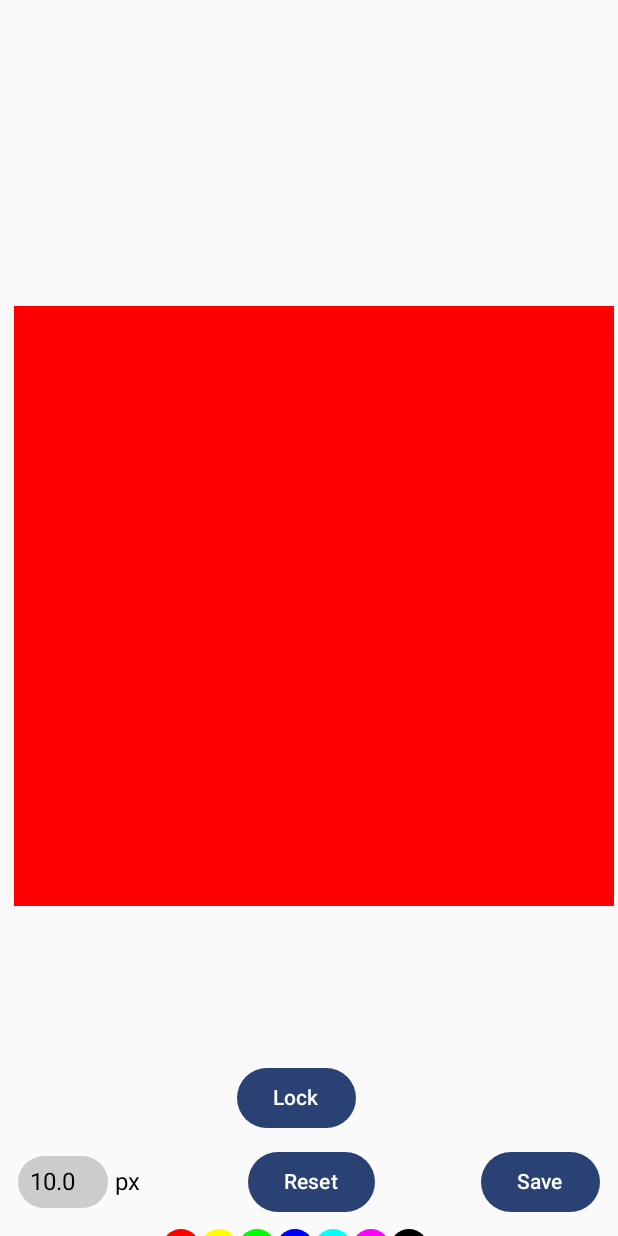
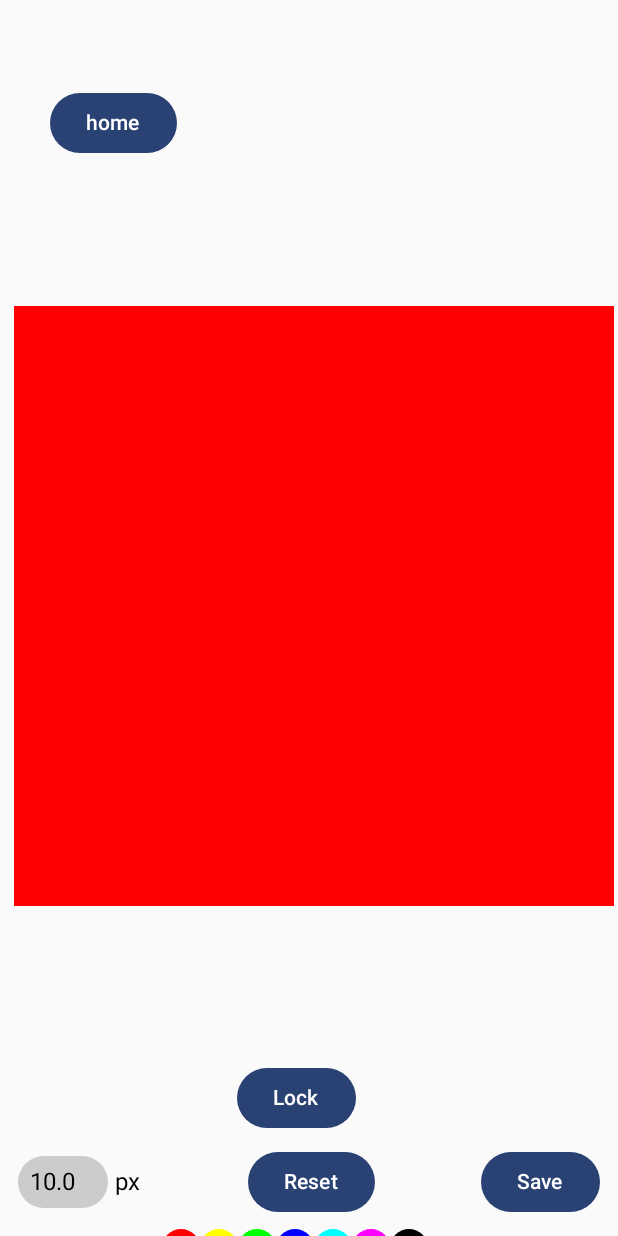
Before and after one commit to wjb035/403-project, an Android app built with Jetpack Compose: the screen it shows after launch (MainActivity), after a tap on "Press here to go to the whiteboard", on a phone screen of 412 x 824 dp. Run offline under Robolectric (Android 15) with nearby library versions, the phone set to English and light mode, and no system bars.

Commit message:
Update MainActivity.kt

```diff
--- a/app/src/main/java/com/example/whiteboardsim/MainActivity.kt
+++ b/app/src/main/java/com/example/whiteboardsim/MainActivity.kt
@@ -76,17 +76,21 @@ class MainActivity : ComponentActivity() {
 
         setContent {
             WhiteboardSimTheme {
+                    // Creates a navController for switching between views. You start
+                    // off in the home menu.
                     val navController = rememberNavController()
                     NavHost(
                         navController = navController,
                         startDestination = "home",
                         modifier = Modifier.padding(4.dp)
                     ){
+                        // All the different routes. Each one is given a reference
+                        // to the nav controller so you can navigate between areas.
                         composable(route = "home"){
                             home(navCon=navController)
                         }
                         composable(route="whiteboard"){
-                            whiteboard()
+                            whiteboard(navCon=navController)
                         }
                     }
 
@@ -97,11 +101,13 @@ class MainActivity : ComponentActivity() {
 
 @Composable
 fun home(navCon: NavController){
-
+    // Beneath all the flavor text (modifier things), it's just a simple white screen
+    // with a button to go to the whiteboard. The idea is that this will be updated with more and more-
+    // this is just so we can navigate for now.
     Box(modifier=Modifier.fillMaxSize()){
         Column(modifier = Modifier
             .fillMaxWidth()
-            .offset(x = 150.dp, y = 350.dp)){
+            .offset(x = 100.dp, y = 350.dp)){
             Row(
                 Modifier.fillMaxWidth()
                     .padding(4.dp),
@@ -121,16 +127,17 @@ fun home(navCon: NavController){
 
 }
 @Composable
-fun whiteboard(){
+fun whiteboard(navCon: NavController){
     val context = LocalContext.current.applicationContext
     val coroutineScope = rememberCoroutineScope()
 
+    // Variables that we use later on, including the current pen color, the list of lines (on the canvas),
+    // the size of the brush, whether we're erasing or not, and whether we can draw or not.
     var currentColor by remember {mutableStateOf(Color.Black)}
     val lines = remember{ mutableStateListOf<Line>()}
     var brushSize by remember {mutableFloatStateOf(10f)}
     var isEraser by remember {mutableStateOf(false)}
     var canDraw by remember {mutableStateOf(true)}
-    var actualEnd = Offset(0f,0f)
     val launcher = rememberLauncherForActivityResult(
         contract = ActivityResultContracts.RequestPermission()
     ) {granted ->
@@ -144,7 +151,30 @@ fun whiteboard(){
             launcher.launch(Manifest.permission.WRITE_EXTERNAL_STORAGE)
         }
     }
+    // A button within a box (for tidy placement). This button goes back to the home screen using the passed
+    // in navController.
+    Box(modifier=Modifier.fillMaxSize()){
+        Column(modifier = Modifier
+            .fillMaxWidth()
+            .offset(x = 25.dp, y = 50.dp)){
+            Row(
+                Modifier.fillMaxWidth()
+                    .padding(4.dp),
+                horizontalArrangement = Arrangement.SpaceBetween,
+                verticalAlignment = Alignment.CenterVertically
+            ){
+                Button(onClick = {
+                    navCon.navigate("home")
+                }) {
+                    Text("home")
+                }
+            }
+        }
+    }
 
+    // Box containing a button that I'm using for debug purposes.
+    // Further along, the user will not be able to draw once the timer is up.
+    // I'm just testing with it now- this has no real purpose yet.
     Box(modifier=Modifier.fillMaxSize()){
         Column(modifier = Modifier
             .fillMaxWidth()
@@ -168,6 +198,10 @@ fun whiteboard(){
             }
         }
     }
+
+    // Box containing the widget for all the selectable colors, as well as whether you can erase or not.
+    // Clicking a color button will change your pen color to that color, and clicking the erase button will
+    // swap to erase mode.
     Box(modifier=Modifier.fillMaxSize()){
         Column(modifier=Modifier
             .fillMaxWidth()
@@ -186,7 +220,7 @@ fun whiteboard(){
             }
         }
     }
-    // I really don't like this, I want to fix this.
+    // Box that contains the pen size changer, the reset canvas button, and the save button.
     Box(modifier = Modifier.fillMaxSize()) {
     Column(modifier = Modifier
         .fillMaxWidth()
@@ -216,6 +250,7 @@ fun whiteboard(){
             }
         }
     }
+        // The star of the show- the canvas.
         Box(modifier = Modifier
             .fillMaxSize()
             .offset(5.dp,200.dp)) {
@@ -227,6 +262,9 @@ fun whiteboard(){
                         detectDragGestures { change, dragAmount ->
                             change.consume()
                             // for a line to be considered within bounds it must start and end in the bounds
+                            // There was a weird issue where lines were being cut of incorrectly, and it had to do
+                            // with the fact I wasn't checking if the line started in the canvas. That is why I check if
+                            // all lines start and end in the canvas. Otherwise: it's not applied.
                             val startReal = change.position-dragAmount
                             val endReal = change.position
                             val startOBS = startReal.x < 0f || startReal.x > 1000f || startReal.y < 0f || startReal.y > 1000f
@@ -242,9 +280,9 @@ fun whiteboard(){
                                     color = if (isEraser) Color.White else currentColor,
                                     strokeWidth = brushSize
                                 )
-                                //if (change.position.component2() <= 1030 && change.position.component2() >= 50) {
+
                                     lines.add(line)
-                               //}
+
                             }
                         }
                     }) {
@@ -266,6 +304,8 @@ fun whiteboard(){
 @Composable
 fun selectColor(onColorSelected: (Color) -> Unit){
     val context = LocalContext.current.applicationContext
+    // Selectable color function that maps different colors to strings of their names, which shows the
+    // user what they switched to.
     val colorMap = mapOf(Color.Red to "Red",
         Color.Yellow to "Yellow",
         Color.Green to "Green",
@@ -312,6 +352,8 @@ fun BrushSizeSelector(currentSize: Float, onSizeSelected: (Float) -> Unit, isEra
 
 data class Line(val start: Offset, val end: Offset, val color: Color, val strokeWidth: Float = 10f)
 
+// All this fun stuff is for saving the drawing as an image. The code from this came from this video:
+// https://youtu.be/nMeO3XxjfBs?si=8Pkxk9B5QIwBqa8d
 suspend fun saveDrawing(context: Context, lines: List<Line>){
     val bitmap = Bitmap.createBitmap(1000,1000,Bitmap.Config.ARGB_8888)
     bitmap.applyCanvas {
@@ -351,20 +393,3 @@ suspend fun saveDrawing(context: Context, lines: List<Line>){
         Toast.makeText(context, "Saved!", Toast.LENGTH_SHORT).show()
     }
 }
-
-
-@Composable
-fun Greeting(name: String, modifier: Modifier = Modifier) {
-    Text(
-        text = "Hello $name!",
-        modifier = modifier
-    )
-}
-
-@Preview(showBackground = true)
-@Composable
-fun GreetingPreview() {
-    WhiteboardSimTheme {
-        Greeting("Android")
-    }
-}
```
